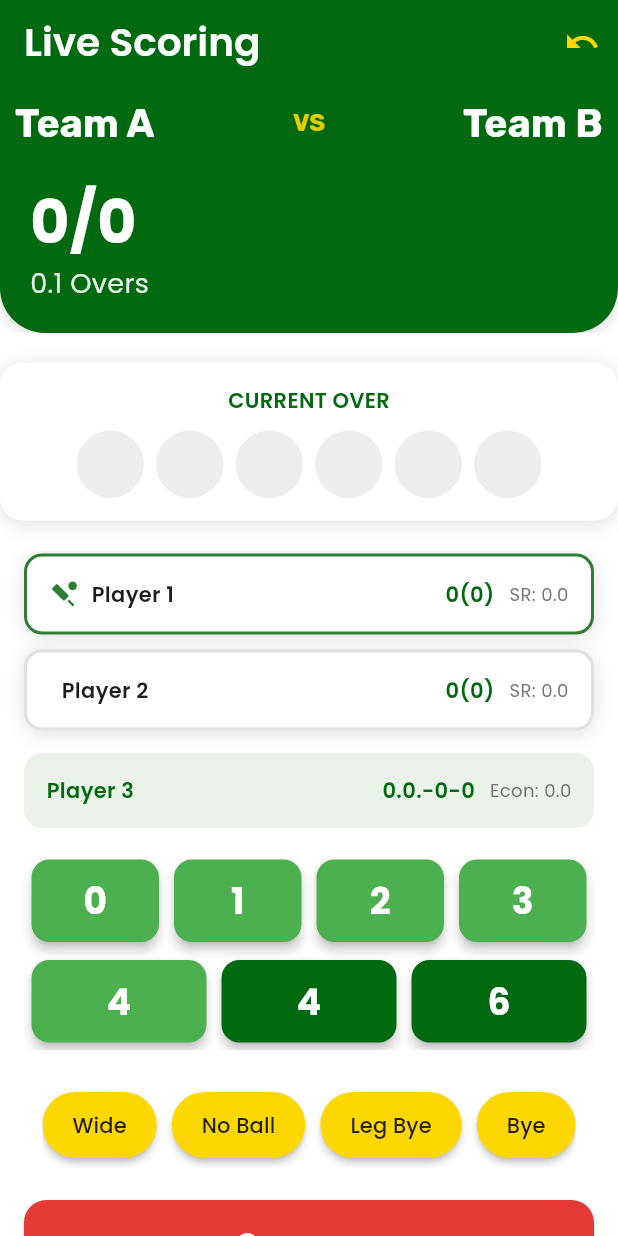
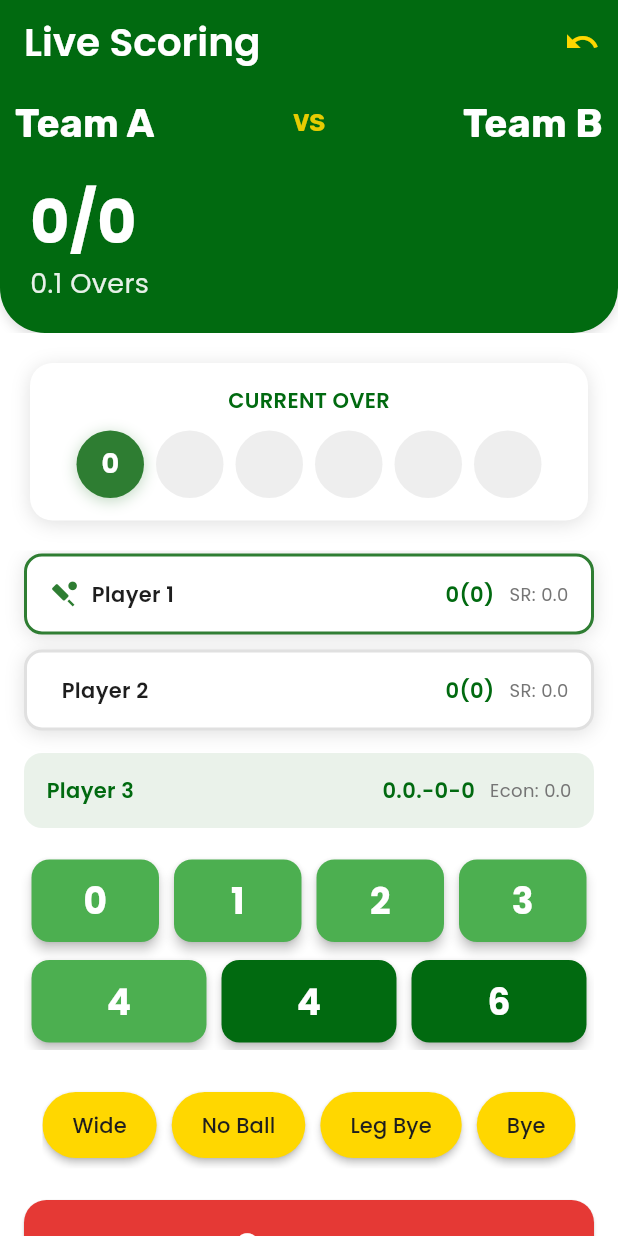
Before and after one commit to shaikhikram04/Tracket, a Flutter app: the screen it shows after launch, after a tap on an icon or button, on a phone screen of 412 x 824 dp. Run offline on Flutter 3.47's test engine with Material 3 defaults, Android fonts, the light colour scheme and no system bars; our stand-ins replace animate_do, cached_network_image, cloud_firestore, device_preview, firebase_auth, firebase_core and 5 more; accounts and stored records are empty; generated files the repository leaves out were written again.

Commit message:
Managing length of balls in overs

```diff
--- a/lib/matches/providers/match_provider.dart
+++ b/lib/matches/providers/match_provider.dart
@@ -1,4 +1,5 @@
 import 'package:flutter_riverpod/flutter_riverpod.dart';
+import 'package:tracket/matches/models/ball_outcome.dart';
 import 'package:tracket/matches/models/batting_score.dart';
 import 'package:tracket/matches/models/bowling_score.dart';
 import 'package:tracket/matches/models/current_player.dart';
@@ -169,7 +170,21 @@ class MatchStateNotifier extends StateNotifier<Match?> {
       byeRuns: byeRuns,
     );
 
+    final ballOutcome = BallOutcome(
+      type: isWide
+          ? BallType.wide
+          : isNoBall
+              ? BallType.noBall
+              : isBye
+                  ? BallType.bye
+                  : isLegBye
+                      ? BallType.legBye
+                      : BallType.valid,
+      runs: runs,
+    );
+
     _updateCurrentInnings(updatedInnings);
+    _updateCurrentOverRuns(ballOutcome);
   }
 
   // Helper methods
@@ -197,6 +212,22 @@ class MatchStateNotifier extends StateNotifier<Match?> {
     } else {
       state = state!.copyWith(inning1: updatedInnings);
     }
+  }
+
+  void _updateCurrentOverRuns(BallOutcome updatedOverRuns) {
+    if (state == null) return;
+
+    state = state!.copyWith(currentOverRuns: [
+      ...state!.currentOverRuns,
+      updatedOverRuns,
+    ]);
+  }
+
+  int get remainingBalls {
+    if (state == null) return 0;
+    if (currentInnings == null) return 6;
+    final rBalls = 6 - currentInnings!.remainingBalls;
+    return rBalls;
   }
 
   bool _isCompletedOver(int balls) => balls % 6 == 0;
--- a/lib/matches/screens/operator_side_scoring_screen/cricket_scoring_screen.dart
+++ b/lib/matches/screens/operator_side_scoring_screen/cricket_scoring_screen.dart
@@ -198,7 +198,11 @@ class _CricketScoringScreenState extends ConsumerState<CricketScoringScreen> {
 
                   // Current Over Indicator with animation
                   CurrentOverIndicator(
-                      balls: matchState.currentOverRuns, isBlur: _isBlur),
+                    balls: matchState.currentOverRuns,
+                    isBlur: _isBlur,
+                    remainingBalls:
+                        ref.watch(matchStateProvider.notifier).remainingBalls,
+                  ),
 
                   // Player Stats Section with cards
                   PlayerStatsSection(
--- a/lib/matches/screens/operator_side_scoring_screen/current_over_indicator.dart
+++ b/lib/matches/screens/operator_side_scoring_screen/current_over_indicator.dart
@@ -7,9 +7,13 @@ import 'package:tracket/utils/colors.dart';
 
 class CurrentOverIndicator extends StatelessWidget {
   final List<BallOutcome> balls;
+  final int remainingBalls;
   final bool isBlur;
 
-  const CurrentOverIndicator({required this.balls, required this.isBlur});
+  const CurrentOverIndicator(
+      {required this.balls,
+      required this.isBlur,
+      required this.remainingBalls});
 
   @override
   Widget build(BuildContext context) {
@@ -18,8 +22,9 @@ class CurrentOverIndicator extends StatelessWidget {
         fit: StackFit.passthrough,
         children: [
           Container(
-            margin: EdgeInsets.symmetric(vertical: 20),
+            margin: EdgeInsets.symmetric(vertical: 20, horizontal: 20),
             padding: EdgeInsets.all(15),
+            width: double.infinity,
             decoration: BoxDecoration(
               color: whiteColor,
               borderRadius: BorderRadius.circular(15),
@@ -42,11 +47,17 @@ class CurrentOverIndicator extends StatelessWidget {
                   ),
                 ),
                 SizedBox(height: 10),
-                Row(
+                SingleChildScrollView(
+                  scrollDirection: Axis.horizontal,
+                  physics: BouncingScrollPhysics(),
+                  child: Row(
                     mainAxisAlignment: MainAxisAlignment.center,
                     children: List.generate(
-                      balls.length < 6 ? 6 : balls.length, (index) {
-                    final ballValue = index < balls.length ? balls[index] : null;
+                        balls.length < 6
+                            ? balls.length + remainingBalls
+                            : balls.length, (index) {
+                      final ballValue =
+                          index < balls.length ? balls[index] : null;
                       return Container(
                         margin: EdgeInsets.symmetric(horizontal: 4),
                         width: 45,
@@ -79,6 +90,7 @@ class CurrentOverIndicator extends StatelessWidget {
                       );
                     }),
                   ),
+                ),
               ],
             ),
           ),
```
Lines whose indentation alone changed are shown as unchanged.
